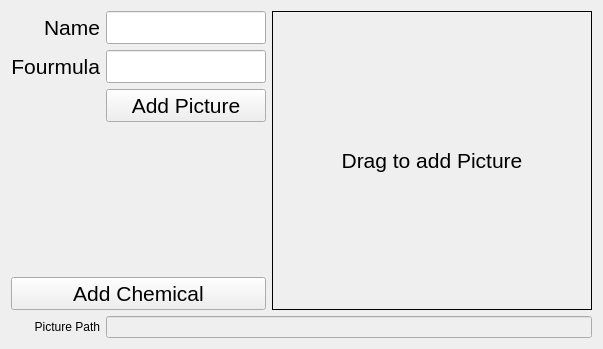
Qt form addchemicaldialog.ui (TripletESR/DatabaseInput) before a commit.
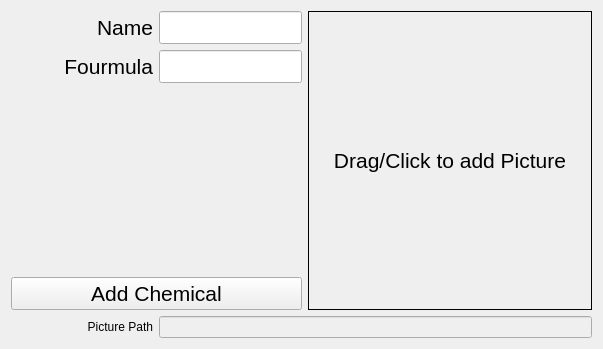
The same form after that commit.

Commit message: click to open file Dialog

Diff of the .ui file:
```diff
--- a/addchemicaldialog.ui
+++ b/addchemicaldialog.ui
@@ -16,8 +16,8 @@
   <property name="windowTitle">
    <string>Dialog</string>
   </property>
-  <layout class="QGridLayout" name="gridLayout" rowstretch="1,1,1,1,1,0" columnstretch="1,2,4">
-   <item row="0" column="2" rowspan="5">
+  <layout class="QGridLayout" name="gridLayout" rowstretch="1,0,0,0,0" columnstretch="1,1,2">
+   <item row="0" column="2" rowspan="4">
     <widget class="QLabel" name="label">
      <property name="font">
       <font>
@@ -28,28 +28,13 @@
       <enum>QFrame::Box</enum>
      </property>
      <property name="text">
-      <string>Drag to add Picture</string>
+      <string>Drag/Click to add Picture</string>
      </property>
      <property name="alignment">
       <set>Qt::AlignCenter</set>
      </property>
     </widget>
    </item>
-   <item row="1" column="1">
-    <widget class="QLineEdit" name="lineEdit_formula">
-     <property name="minimumSize">
-      <size>
-       <width>0</width>
-       <height>30</height>
-      </size>
-     </property>
-     <property name="font">
-      <font>
-       <pointsize>16</pointsize>
-      </font>
-     </property>
-    </widget>
-   </item>
    <item row="0" column="1">
     <widget class="QLineEdit" name="lineEdit_name">
      <property name="minimumSize">
@@ -80,7 +65,7 @@
      </property>
     </widget>
    </item>
-   <item row="5" column="0">
+   <item row="4" column="0">
     <widget class="QLabel" name="label_4">
      <property name="text">
       <string>Picture Path</string>
@@ -105,8 +90,8 @@
      </property>
     </widget>
    </item>
-   <item row="4" column="0" colspan="2">
-    <widget class="QPushButton" name="pushButton">
+   <item row="1" column="1">
+    <widget class="QLineEdit" name="lineEdit_formula">
      <property name="minimumSize">
       <size>
        <width>0</width>
@@ -118,30 +103,30 @@
        <pointsize>16</pointsize>
       </font>
      </property>
-     <property name="text">
-      <string>Add Chemical</string>
-     </property>
-     <property name="autoDefault">
-      <bool>false</bool>
-     </property>
     </widget>
    </item>
-   <item row="5" column="1" colspan="2">
+   <item row="4" column="1" colspan="2">
     <widget class="QLineEdit" name="lineEdit_picPath">
      <property name="enabled">
       <bool>false</bool>
      </property>
     </widget>
    </item>
-   <item row="2" column="1">
-    <widget class="QPushButton" name="pushButton_addPic">
+   <item row="3" column="0" colspan="2">
+    <widget class="QPushButton" name="pushButton">
+     <property name="minimumSize">
+      <size>
+       <width>0</width>
+       <height>30</height>
+      </size>
+     </property>
      <property name="font">
       <font>
        <pointsize>16</pointsize>
       </font>
      </property>
      <property name="text">
-      <string>Add Picture</string>
+      <string>Add Chemical</string>
      </property>
      <property name="autoDefault">
       <bool>false</bool>
```
Left out of the diff: 1 changed line with no effect on the pictures. The commit also changes 6 other files.
